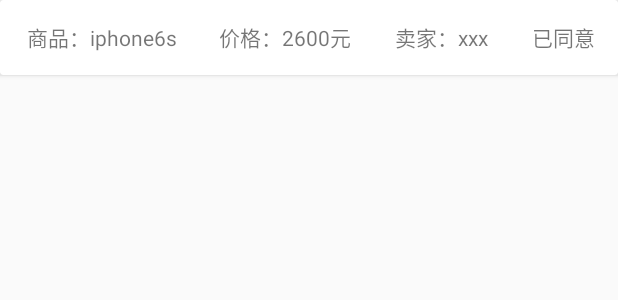
After one commit to BestLifeW/TaoSchool, an Android app: the layout item_buyser.xml on its own in the app's theme, with its tools: preview values and no code run, on a phone screen of 412 x 824 dp. The commit adds this screen. Shown: the top 300 px of the screen. Run offline under Robolectric (Android 15) with nearby library versions, the phone set to English and light mode, and no system bars.

Commit message:
add comment

```diff
--- a/app/src/main/java/com/wtc/xmut/taoschool/ui/fragment/MessageFragment.java
+++ b/app/src/main/java/com/wtc/xmut/taoschool/ui/fragment/MessageFragment.java
@@ -6,6 +6,7 @@ import android.content.Context;
 import android.os.Bundle;
 import android.support.annotation.Nullable;
 import android.support.v7.widget.LinearLayoutManager;
+import android.support.v7.widget.RecyclerView;
 import android.util.Log;
 import android.view.LayoutInflater;
 import android.view.View;
@@ -40,7 +41,7 @@ public class MessageFragment extends Fragment {
     private XutilsUtils utils;
     private List<OrdersExt> shoplist;
     private static final String TAG = "MessageFragment";
-    private SwipeMenuRecyclerView mRecyclerView;
+    private RecyclerView mRecyclerView;
     private OrdersAdapter adapter;
     private Dialog dialog;
 
@@ -55,7 +56,7 @@ public class MessageFragment extends Fragment {
         username = PrefUtils.getString(getActivity(), PrefUtils.USER_NUMBER, "");
         dialog = DialogUIUtils.showMdLoading(getActivity(),"刷新中",true,true,true,true).show();
         utils = XutilsUtils.getInstance();
-        mRecyclerView = (SwipeMenuRecyclerView) view.findViewById(R.id.smrlview);
+        mRecyclerView = (RecyclerView) view.findViewById(R.id.smrlview);
         mRecyclerView.setLayoutManager(new LinearLayoutManager(getActivity()));
         init();
         return view;
--- a/app/src/main/res/layout/fragment_message.xml
+++ b/app/src/main/res/layout/fragment_message.xml
@@ -8,10 +8,10 @@
         android:id="@+id/swipe_refresh_layout"
         android:layout_width="match_parent"
         android:layout_height="match_parent">
-        <com.yanzhenjie.recyclerview.swipe.SwipeMenuRecyclerView
+        <android.support.v7.widget.RecyclerView
             android:id="@+id/smrlview"
             android:layout_width="wrap_content"
             android:layout_height="wrap_content">
-        </com.yanzhenjie.recyclerview.swipe.SwipeMenuRecyclerView>
+        </android.support.v7.widget.RecyclerView>
     </android.support.v4.widget.SwipeRefreshLayout>
 </LinearLayout>
--- /dev/null
+++ b/app/src/main/res/layout/item_buyser.xml
@@ -0,0 +1,50 @@
+<?xml version="1.0" encoding="utf-8"?>
+<android.support.v7.widget.CardView xmlns:android="http://schemas.android.com/apk/res/android"
+    android:orientation="vertical" android:layout_width="match_parent"
+    android:padding="8dp"
+    android:layout_height="50dp">
+    <RelativeLayout
+        android:layout_gravity="center_vertical"
+        android:layout_width="wrap_content"
+        android:layout_height="wrap_content">
+        <LinearLayout
+            android:gravity="center_vertical"
+            android:orientation="horizontal"
+            android:layout_width="wrap_content"
+            android:layout_height="wrap_content">
+        <TextView
+            android:text="商品：iphone6s"
+            android:layout_width="wrap_content"
+            android:layout_height="wrap_content"
+            android:layout_alignParentTop="true"
+            android:layout_alignParentStart="true"
+            android:layout_marginStart="18dp"
+            android:id="@+id/tv_shopname" />
+        <TextView
+            android:text="价格：2600元"
+            android:layout_width="wrap_content"
+            android:layout_height="wrap_content"
+            android:layout_marginStart="28dp"
+            android:layout_alignParentTop="true"
+            android:layout_toEndOf="@+id/tv_shopname"
+            android:id="@+id/tv_money" />
+        <TextView
+            android:id="@+id/tv_seller"
+            android:text="卖家：xxx"
+            android:layout_width="wrap_content"
+            android:layout_height="wrap_content"
+            android:layout_marginStart="29dp"
+            android:layout_alignParentTop="true"
+            android:layout_toEndOf="@+id/tv_money" />
+            <TextView
+                android:id="@+id/tv_isgreer"
+                android:text="已同意"
+                android:layout_width="wrap_content"
+                android:layout_height="wrap_content"
+                android:layout_marginStart="29dp"
+                android:layout_alignParentTop="true"
+                android:layout_toEndOf="@+id/tv_money" />
+        </LinearLayout>
+    </RelativeLayout>
+
+</android.support.v7.widget.CardView>
```
Also changed, not shown: app/src/main/java/com/wtc/xmut/taoschool/adpater/OrdersAdapter.java (+7 -6 lines), app/src/main/java/com/wtc/xmut/taoschool/adpater/OrdersNewAdapter.java (added, +83 -0 lines), app/src/main/res/layout/item_message.xml (+6 -5 lines).
